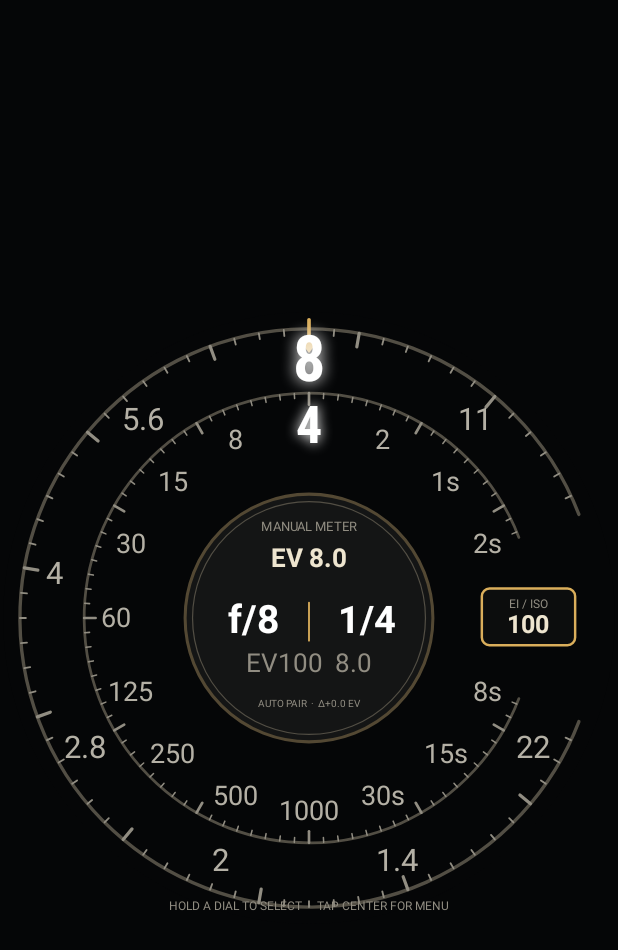
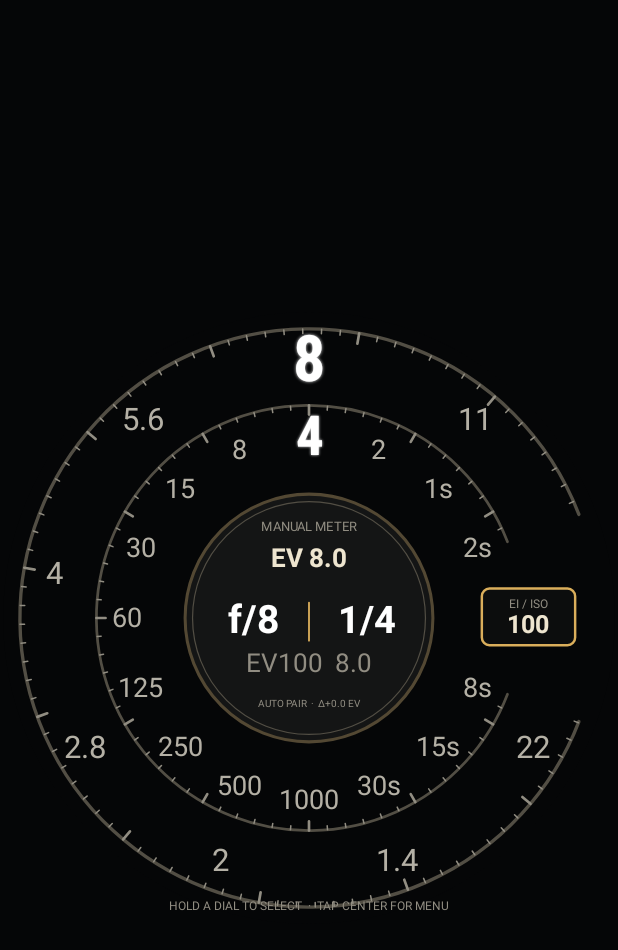
Before and after one commit to HarryYang19/FilmMeterWearOS, an Android app: the screen it shows after launch (MainActivity), on a phone screen of 412 x 824 dp. Shown: the top 950 px of the screen. Run offline under Robolectric (Android 15) with nearby library versions, the phone set to English and light mode, and no system bars.

Commit message:
Add files via upload

```diff
--- a/app/src/main/java/com/harryyang/filmmeter/MeterDialView.kt
+++ b/app/src/main/java/com/harryyang/filmmeter/MeterDialView.kt
@@ -151,9 +151,9 @@ class MeterDialView(
         // Use almost the full round display. The outer index track now sits
         // close to the physical edge while retaining a small clipping margin.
         val outerR = radius * 0.945f
-        val innerR = radius * 0.735f
+        val innerR = radius * 0.695f
         val outerLabelR = radius * 0.845f
-        val innerLabelR = radius * 0.630f
+        val innerLabelR = radius * 0.595f
         val apertureLocked = state.priority == ExposurePriority.APERTURE
         val shutterLocked = state.priority == ExposurePriority.SHUTTER
         val apertureEditing = editingParameter == ExposurePriority.APERTURE
@@ -162,8 +162,8 @@ class MeterDialView(
         // Fine index marks and two tactile-looking knurled tracks.
         drawScaleTrack(canvas, outerR, radius * 0.011f, dialColor)
         drawScaleTrack(canvas, innerR, radius * 0.009f, dialColor)
-        drawTicks(canvas, outerR, 72, radius * 0.030f, radius * 0.006f, mutedColor, apertureRotation)
-        drawTicks(canvas, innerR, 96, radius * 0.025f, radius * 0.005f, mutedColor, shutterRotation)
+        drawTicks(canvas, outerR, 96, radius * 0.023f, radius * 0.005f, mutedColor, apertureRotation)
+        drawTicks(canvas, innerR, 72, radius * 0.020f, radius * 0.005f, mutedColor, shutterRotation)
 
         if (apertureLocked || apertureEditing) {
             drawActiveArc(canvas, outerR, apertureEditing, 300f)
@@ -172,20 +172,6 @@ class MeterDialView(
             drawActiveArc(canvas, innerR, shutterEditing, 300f)
         }
 
-        // Draw the index marker before labels: the selected highlight plate
-        // masks its tip cleanly so the oversized white number remains legible.
-        // The fixed index marker is shared by both concentric scales.
-        linePaint.color = accentColor
-        linePaint.strokeWidth = radius * 0.012f
-        canvas.drawLine(0f, -radius * 0.975f, 0f, -radius * 0.905f, linePaint)
-        val pointer = Path().apply {
-            moveTo(-radius * 0.030f, -radius * 0.905f)
-            lineTo(radius * 0.030f, -radius * 0.905f)
-            lineTo(0f, -radius * 0.866f)
-            close()
-        }
-        fillPaint.color = accentColor
-        canvas.drawPath(pointer, fillPaint)
 
         drawDialLabels(
             canvas = canvas,
@@ -291,7 +277,7 @@ class MeterDialView(
             val selected = i == selectedIndex
             val emphasis = when {
                 selected && isCalculated && labels.size <= 10 -> 2.10f
-                selected && isCalculated -> 1.95f
+                selected && isCalculated -> 2.05f
                 selected && isFixed -> 1.45f
                 selected -> 1.45f
                 else -> 1.0f
@@ -516,8 +502,8 @@ class MeterDialView(
             linePaint.color = if (selected) accentColor else panelEdgeColor
             linePaint.strokeWidth = radius * 0.005f
             canvas.drawRoundRect(rect, radius * 0.035f, radius * 0.035f, linePaint)
-            drawText(canvas, scene.first, x, y + radius * 0.020f, radius * 0.052f, if (selected) accentColor else brightColor, bold = true)
-            drawText(canvas, "EV ${String.format(Locale.US, "%.1f", scene.second)}", x, y + radius * 0.081f, radius * 0.042f, mutedColor)
+            drawText(canvas, scene.first, x, y + radius * 0.020f, radius * 0.148f, if (selected) accentColor else brightColor, bold = true)
+            drawText(canvas, "EV ${String.format(Locale.US, "%.1f", scene.second)}", x, y + radius * 0.100f, radius * 0.042f, mutedColor)
         }
         drawBottomButton(canvas, "BACK TO SETTINGS", 0.765f)
     }
@@ -544,7 +530,7 @@ class MeterDialView(
         // 计算结果使用柔和光晕，不再使用方框
         if (condensed) {
             p.setShadowLayer(
-                size * 0.20f,
+                size * 0.03f,
                 0f,
                 0f,
                 color
```
